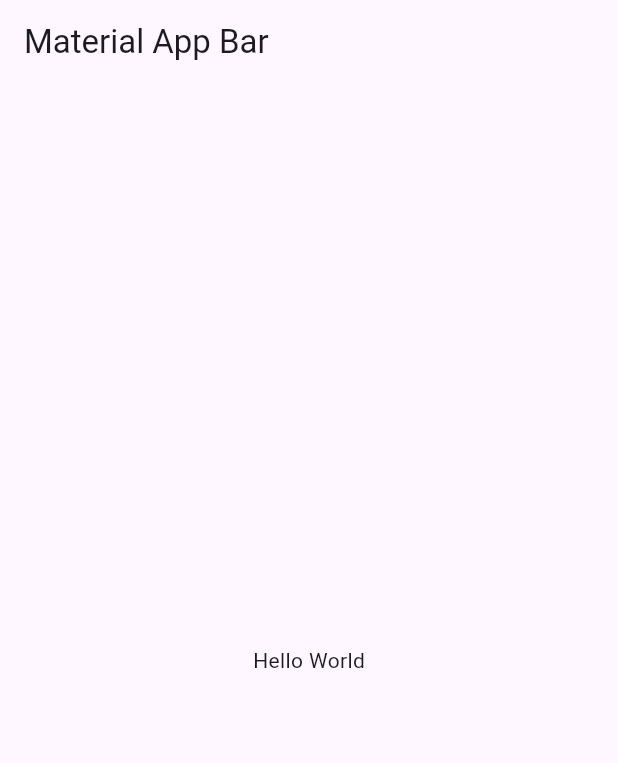
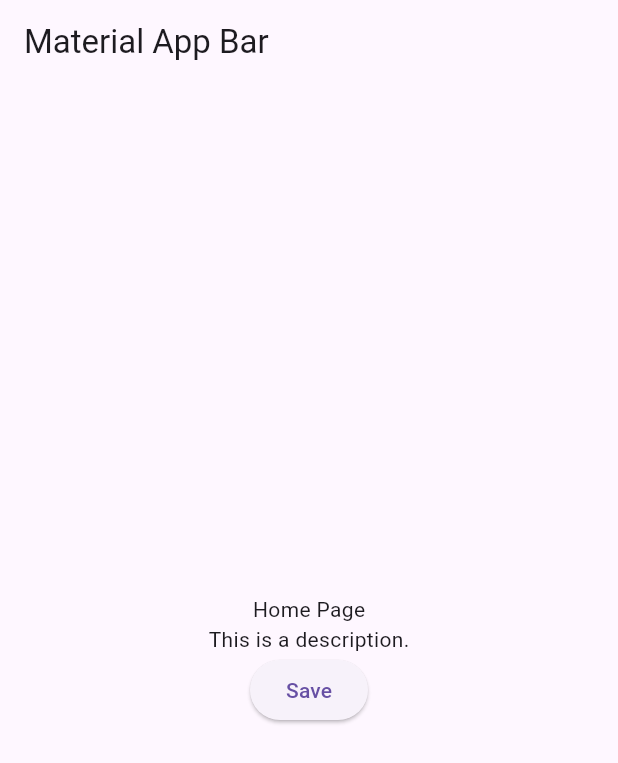
Before and after one commit to akaanuzman/chatify, a Flutter app: the screen it shows after launch, on a phone screen of 412 x 824 dp. Shown: the top 763 px of the screen. Run offline on Flutter 3.47's test engine with Material 3 defaults, Android fonts, the phone set to English and light mode, and no system bars; our stand-ins replace easy_localization; missing offline and left inert: easy_logger; generated files the repository leaves out were written again.

```diff
--- /dev/null
+++ b/assets/translations/en.json
@@ -0,0 +1,19 @@
+{
+    "home": {
+        "title": "Home Page",
+        "description": "This is a description."
+    },
+    "general": {
+        "buttons": {
+            "save": "Save",
+            "cancel": "Cancel",
+            "changeLanguage": "Change Language"
+        },
+        "dialogs": {
+            "version": {
+                "title": "Version",
+                "message": "Version: {0}"
+            }
+        }
+    }
+}
--- /dev/null
+++ b/assets/translations/tr.json
@@ -0,0 +1,19 @@
+{
+    "home": {
+        "title": "Ana Sayfa",
+        "description": "Bu bir açıklamadır."
+    },
+    "general": {
+        "buttons": {
+            "save": "Kaydet",
+            "cancel": "İptal",
+            "changeLanguage": "Dili Değiştir"
+        },
+        "dialogs": {
+            "version": {
+                "title": "Sürüm",
+                "message": "Sürüm: {0}"
+            }
+        }
+    }
+}
--- /dev/null
+++ b/lib/features/home/home_view.dart
@@ -0,0 +1,43 @@
+import 'package:chatify_app/products/enums/devices_locales.dart';
+import 'package:chatify_app/products/init/app_localizations.dart';
+import 'package:chatify_app/products/init/language/locale_keys.g.dart';
+import 'package:easy_localization/easy_localization.dart';
+import 'package:flutter/material.dart';
+
+/// Home view for the application
+final class HomeView extends StatelessWidget {
+  /// Home view for the application
+  const HomeView({super.key});
+
+  @override
+  Widget build(BuildContext context) {
+    return Scaffold(
+      appBar: AppBar(
+        title: const Text('Material App Bar'),
+      ),
+      body: Center(
+        child: Column(
+          mainAxisAlignment: MainAxisAlignment.center,
+          children: <Widget>[
+            const Text(LocaleKeys.home_title).tr(),
+            const Text(LocaleKeys.home_description).tr(),
+            ElevatedButton(
+              onPressed: () {
+                context.locale == DeviceLocales.tr.locale
+                    ? AppLocalizations.changeLanguage(
+                        context: context,
+                        selectedLocale: DeviceLocales.en,
+                      )
+                    : AppLocalizations.changeLanguage(
+                        context: context,
+                        selectedLocale: DeviceLocales.tr,
+                      );
+              },
+              child: const Text(LocaleKeys.general_buttons_save).tr(),
+            ),
+          ],
+        ),
+      ),
+    );
+  }
+}
--- a/lib/main.dart
+++ b/lib/main.dart
@@ -1,22 +1,27 @@
+import 'dart:async';
+
+import 'package:chatify_app/features/home/home_view.dart';
+import 'package:chatify_app/products/init/app_initialize.dart';
+import 'package:chatify_app/products/init/app_localizations.dart';
+import 'package:easy_localization/easy_localization.dart';
 import 'package:flutter/material.dart';
 
-void main() => runApp(const MyApp());
+Future<void> main() async {
+  await AppInitialize().initialize();
+  runApp(AppLocalizations(child: const _MyApp()));
+}
 
-class MyApp extends StatelessWidget {
-  const MyApp({super.key});
+final class _MyApp extends StatelessWidget {
+  const _MyApp();
 
   @override
   Widget build(BuildContext context) {
     return MaterialApp(
       title: 'Chatify',
-      home: Scaffold(
-        appBar: AppBar(
-          title: const Text('Material App Bar'),
-        ),
-        body: const Center(
-          child: Text('Hello World'),
-        ),
-      ),
+      home: const HomeView(),
+      localizationsDelegates: context.localizationDelegates,
+      supportedLocales: context.supportedLocales,
+      locale: context.locale,
     );
   }
 }
--- /dev/null
+++ b/lib/products/enums/devices_locales.dart
@@ -0,0 +1,17 @@
+// ignore_for_file: comment_references, sort_constructors_first
+import 'package:flutter/material.dart';
+
+/// Project locale enum for [EasyLocalization] operations
+/// and configurations
+enum DeviceLocales {
+  /// Turkish
+  tr(Locale('tr', 'TR')),
+
+  /// English
+  en(Locale('en', 'US'));
+
+  /// Locale value
+  final Locale locale;
+
+  const DeviceLocales(this.locale);
+}
--- /dev/null
+++ b/lib/products/init/app_localizations.dart
@@ -0,0 +1,33 @@
+import 'package:chatify_app/products/enums/devices_locales.dart';
+import 'package:easy_localization/easy_localization.dart';
+import 'package:flutter/material.dart';
+
+@immutable
+
+/// App localization class for [EasyLocalization] operations
+final class AppLocalizations extends EasyLocalization {
+  /// AppLocalizations need to [child] for a wrap locale item
+  AppLocalizations({
+    required super.child,
+    super.path = _translationPath,
+    super.key,
+  }) : super(
+          supportedLocales: _supportedLocales,
+          useOnlyLangCode: true,
+        );
+
+  static final List<Locale> _supportedLocales = [
+    DeviceLocales.tr.locale,
+    DeviceLocales.en.locale,
+  ];
+
+  /// Translation path for [EasyLocalization]
+  static const String _translationPath = 'assets/translations';
+
+  /// Change language method by using  [context] and [selectedLocale]
+  static Future<void> changeLanguage({
+    required BuildContext context,
+    required DeviceLocales selectedLocale,
+  }) =>
+      context.setLocale(selectedLocale.locale);
+}
```
Also changed, not shown: analysis_options.yaml (+9 -25 lines), lib/products/init/app_initialize.dart (added, +39 -0 lines), pubspec.yaml (+9 -0 lines), pubspec.lock, 15 other files.
